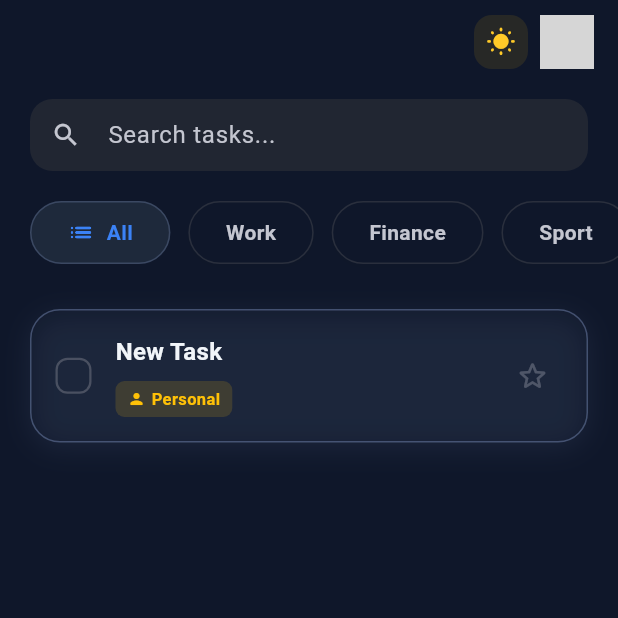
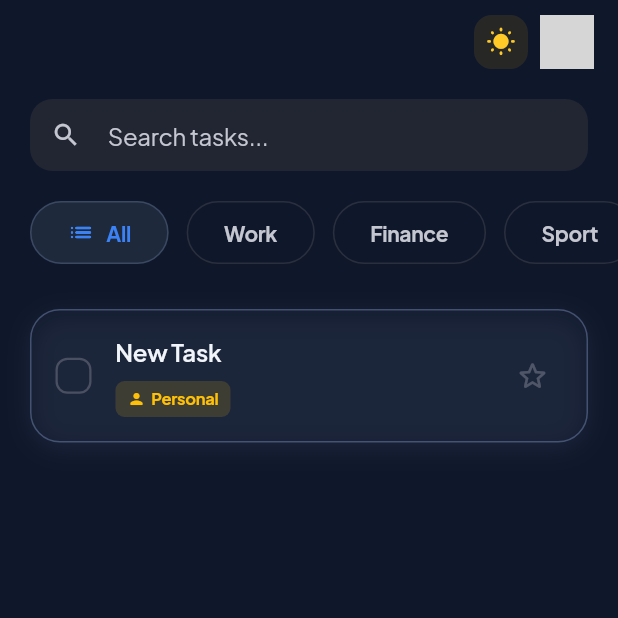
Before and after one commit to SplashCodeDex/dexdo, a Flutter app: the screen it shows once a user with an empty profile is signed in, after a tap on the "nightlight round" icon, after a tap on the "add" icon, on a phone screen of 412 x 824 dp, the top half of it. Run offline on Flutter 3.47's test engine with Material 3 defaults, Android fonts, the phone set to English and light mode, and no system bars; drawn by our look-alikes of flutter_slidable; our stand-ins replace cloud_firestore, firebase_auth, firebase_core, flutter_local_notifications, flutter_svg, google_fonts and 5 more; accounts and stored records are empty; network calls fail; grey boxes are pictures that could not be loaded.

Commit message:
Added Google Fonts (Plus Jakarta Sans) and supercharged tasklist Micro-interactions (Proxy Decorator for soft reordering, custom checkbox animated scale curves).

```diff
--- a/lib/main.dart
+++ b/lib/main.dart
@@ -1,9 +1,10 @@
-import 'package:cloud_firestore/cloud_firestore.dart' hide Type;
+import 'package:cloud_firestore/cloud_firestore.dart';
 import 'package:firebase_core/firebase_core.dart';
 import 'dart:ui';
 import 'package:flutter/material.dart';
 import 'package:flutter/services.dart';
 import 'package:provider/provider.dart';
+import 'package:google_fonts/google_fonts.dart';
 import 'providers/task_provider.dart';
 import 'providers/theme_provider.dart';
 import 'services/auth_service.dart';
@@ -41,6 +42,7 @@ class DeXDoApp extends StatelessWidget {
   @override
   Widget build(BuildContext context) {
     final themeProvider = Provider.of<ThemeProvider>(context);
+    final textTheme = GoogleFonts.plusJakartaSansTextTheme(Theme.of(context).textTheme);
 
     return MaterialApp(
       title: 'DeXDo',
@@ -48,6 +50,11 @@ class DeXDoApp extends StatelessWidget {
       themeMode: themeProvider.themeMode,
       theme: ThemeData(
         useMaterial3: true,
+        textTheme: textTheme.copyWith(
+          titleLarge: textTheme.titleLarge?.copyWith(fontWeight: FontWeight.bold),
+          bodyLarge: textTheme.bodyLarge?.copyWith(letterSpacing: -0.2),
+          bodyMedium: textTheme.bodyMedium?.copyWith(letterSpacing: -0.2),
+        ),
         colorScheme: ColorScheme.fromSeed(
           seedColor: const Color(0xFF2563EB), // A more vibrant "DeX Blue"
           brightness: Brightness.light,
@@ -79,6 +86,11 @@ class DeXDoApp extends StatelessWidget {
       ),
       darkTheme: ThemeData(
         useMaterial3: true,
+        textTheme: GoogleFonts.plusJakartaSansTextTheme(ThemeData(brightness: Brightness.dark).textTheme).copyWith(
+          titleLarge: textTheme.titleLarge?.copyWith(fontWeight: FontWeight.bold),
+          bodyLarge: textTheme.bodyLarge?.copyWith(letterSpacing: -0.2),
+          bodyMedium: textTheme.bodyMedium?.copyWith(letterSpacing: -0.2),
+        ),
         colorScheme: ColorScheme.fromSeed(
           seedColor: const Color(0xFF3B82F6),
           brightness: Brightness.dark,
--- a/lib/providers/task_provider.dart
+++ b/lib/providers/task_provider.dart
@@ -121,9 +121,9 @@ class TaskProvider with ChangeNotifier {
     await _repository.init();
     await _notifications.init();
 
-    final repository = _repository;
-    if (repository is FirebaseTaskRepository) {
-      await DataMigrationService.performMigrationIfNeeded(repository);
+    // Ensure migration from Local -> Firebase happens on first boot
+    if (_repository is FirebaseTaskRepository) {
+      await DataMigrationService.performMigrationIfNeeded(_repository as FirebaseTaskRepository);
     }
 
     await reloadFromStorage();
--- a/lib/widgets/settings_pane.dart
+++ b/lib/widgets/settings_pane.dart
@@ -71,7 +71,6 @@ class SettingsPane extends StatelessWidget {
               if (context.mounted) {
                 if (credential != null) {
                   await taskProvider.reloadFromStorage();
-                  // ignore: use_build_context_synchronously
                   ScaffoldMessenger.of(context).showSnackBar(
                     SnackBar(content: Text('Succesfully linked to ${credential.user?.email}')),
                   );
--- a/lib/widgets/task_list_pane.dart
+++ b/lib/widgets/task_list_pane.dart
@@ -53,6 +53,26 @@ class _TaskListPaneState extends State<TaskListPane> {
                     key: ValueKey('list_${taskProvider.selectedCategory}'),
                     buildDefaultDragHandles: taskProvider.searchQuery.isEmpty,
                     padding: const EdgeInsets.symmetric(horizontal: 20, vertical: 10),
+                    proxyDecorator: (Widget child, int index, Animation<double> animation) {
+                      return AnimatedBuilder(
+                        animation: animation,
+                        builder: (BuildContext context, Widget? child) {
+                          final double animValue = Curves.easeInOut.transform(animation.value);
+                          final double scale = Tween<double>(begin: 1.0, end: 1.02).transform(animValue);
+                          return Transform.scale(
+                            scale: scale,
+                            child: Material(
+                              elevation: Tween<double>(begin: 0, end: 12).transform(animValue),
+                              color: Colors.transparent,
+                              borderRadius: BorderRadius.circular(20),
+                              shadowColor: Colors.black.withValues(alpha: 0.15),
+                              child: child,
+                            ),
+                          );
+                        },
+                        child: child,
+                      );
+                    },
                     onReorder: (oldIndex, newIndex) {
                       if (taskProvider.searchQuery.isEmpty) {
                         taskProvider.reorderTasks(oldIndex, newIndex);
@@ -406,6 +426,7 @@ class _TaskListPaneState extends State<TaskListPane> {
                     if (taskProvider.isSelectionMode) {
                       taskProvider.toggleTaskSelection(task.id);
                     } else {
+                      HapticFeedback.lightImpact();
                       taskProvider.toggleTask(task);
                     }
                   },
@@ -416,6 +437,10 @@ class _TaskListPaneState extends State<TaskListPane> {
                       taskProvider.toggleTaskSelection(task.id);
                     }
                   },
+                  child: AnimatedScale(
+                    scale: task.isCompleted || taskProvider.selectedTaskIds.contains(task.id) ? 1.05 : 1.0,
+                    duration: const Duration(milliseconds: 150),
+                    curve: Curves.easeOutBack,
                     child: AnimatedContainer(
                       duration: const Duration(milliseconds: 200),
                       width: 24,
@@ -423,18 +448,19 @@ class _TaskListPaneState extends State<TaskListPane> {
                       decoration: BoxDecoration(
                         color: taskProvider.selectedTaskIds.contains(task.id)
                             ? Theme.of(context).colorScheme.primary
-                          : (task.isCompleted ? task.color.withValues(alpha: 0.1) : Colors.transparent),
+                            : (task.isCompleted ? task.color.withValues(alpha: 0.15) : Colors.transparent),
                         borderRadius: BorderRadius.circular(8),
                         border: Border.all(
                           color: taskProvider.selectedTaskIds.contains(task.id)
                               ? Theme.of(context).colorScheme.primary
                               : (task.isCompleted ? task.color : Theme.of(context).colorScheme.outline.withValues(alpha: 0.4)),
-                        width: taskProvider.selectedTaskIds.contains(task.id) ? 0 : 1.5,
+                          width: (taskProvider.selectedTaskIds.contains(task.id) || task.isCompleted) ? 0 : 1.5,
                         ),
                       ),
                       child: taskProvider.selectedTaskIds.contains(task.id)
                           ? Icon(Icons.check, size: 16, color: Theme.of(context).colorScheme.onPrimary)
                           : (task.isCompleted ? Icon(Icons.check, size: 16, color: task.color) : null),
+                    ),
                   ),
                 ),
                 const SizedBox(width: 16),
```
Also changed, not shown: lib/widgets/subscription_pane.dart (+1 -24 lines), lib/widgets/task_editor_pane.dart (+5 -8 lines), pubspec.yaml (+4 -3 lines), pubspec.lock, 1 other file. Lines whose indentation alone changed are shown as unchanged.
